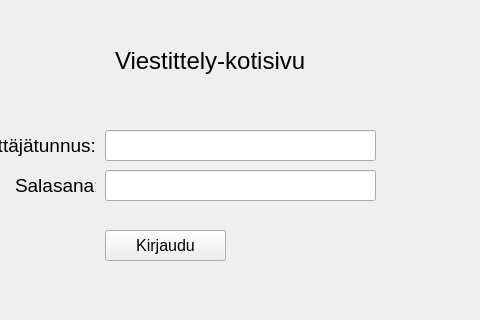
This is Simo/ui_kotisivu.ui in SimpeLe/Viestittely-kansio as Qt 5 draws it before an edit; both pictures show x 145 to 625 and y 0 to 320 of the 800 by 600 pixel window. The edited form follows.
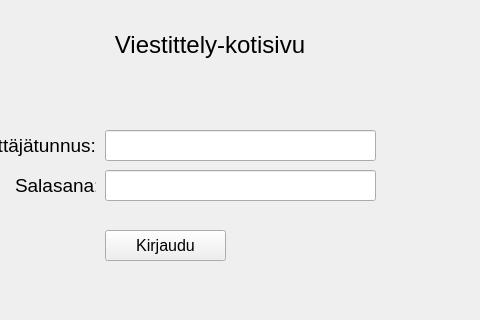
This is the edited form. Icons and pictures are not drawn.

Commit message: main ja kotisivu.py säätöjä

Diff of the .ui file:
```diff
--- a/Simo/ui_kotisivu.ui
+++ b/Simo/ui_kotisivu.ui
@@ -19,8 +19,8 @@
      <rect>
       <x>260</x>
       <y>30</y>
-      <width>251</width>
-      <height>61</height>
+      <width>190</width>
+      <height>29</height>
      </rect>
     </property>
     <property name="font">
@@ -31,6 +31,9 @@
     <property name="text">
      <string>Viestittely-kotisivu</string>
     </property>
+    <property name="alignment">
+     <set>Qt::AlignCenter</set>
+    </property>
    </widget>
    <widget class="QLabel" name="kayttaja_label">
     <property name="geometry">
```
Left out of the diff: 36 changed lines with no effect on the pictures. The commit also changes 2 other files.
